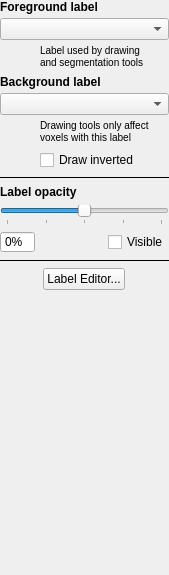
Before: the Qt Designer form GUI/Qt/Components/LabelInspector.ui in pyushkevich/itksnap, drawn with Qt 5.
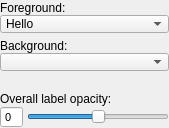
After: the same form once the commit is applied. Custom widgets are drawn as their Qt base class.

```diff
--- a/GUI/Qt/Components/LabelInspector.ui
+++ b/GUI/Qt/Components/LabelInspector.ui
@@ -7,7 +7,7 @@
     <x>0</x>
     <y>0</y>
     <width>169</width>
-    <height>575</height>
+    <height>128</height>
    </rect>
   </property>
   <property name="sizePolicy">
@@ -30,36 +30,46 @@
 font-size: 12px;
 }
 
-QAbstractItemView::item {
-  padding:4px;
+
+QComboBox {
+  font-size:12px;
+  padding: 0px 0px 0px 5px;
+}
+
+QSpinBox {
+font-size: 11px;
 }</string>
   </property>
   <layout class="QVBoxLayout" name="verticalLayout">
    <property name="spacing">
-    <number>-1</number>
+    <number>0</number>
    </property>
    <property name="margin">
     <number>0</number>
    </property>
-   <item>
-    <layout class="QVBoxLayout" name="verticalLayout_2">
-     <property name="spacing">
-      <number>4</number>
+   <property name="topMargin">
+    <number>0</number>
+   </property>
+   <property name="rightMargin">
+    <number>0</number>
+   </property>
+   <property name="bottomMargin">
+    <number>0</number>
      </property>
      <item>
       <widget class="QLabel" name="label">
        <property name="font">
         <font>
          <pointsize>-1</pointsize>
-         <weight>75</weight>
-         <bold>true</bold>
+       <weight>50</weight>
+       <bold>false</bold>
         </font>
        </property>
        <property name="styleSheet">
-        <string notr="true">font-weight:bold;</string>
+      <string notr="true"/>
        </property>
        <property name="text">
-        <string>Foreground label</string>
+      <string>Foreground:</string>
        </property>
       </widget>
      </item>
@@ -76,71 +86,43 @@
        <property name="insertPolicy">
         <enum>QComboBox::InsertAtBottom</enum>
        </property>
-      </widget>
-     </item>
      <item>
-      <layout class="QHBoxLayout" name="horizontalLayout_3">
-       <property name="spacing">
-        <number>0</number>
-       </property>
+      <property name="text">
+       <string>Hello</string>
+      </property>
+     </item>
+    </widget>
+   </item>
        <item>
-        <spacer name="horizontalSpacer">
+    <spacer name="verticalSpacer_2">
          <property name="orientation">
-          <enum>Qt::Horizontal</enum>
+      <enum>Qt::Vertical</enum>
          </property>
          <property name="sizeType">
           <enum>QSizePolicy::Fixed</enum>
          </property>
          <property name="sizeHint" stdset="0">
           <size>
-           <width>40</width>
-           <height>20</height>
+       <width>20</width>
+       <height>6</height>
           </size>
          </property>
         </spacer>
        </item>
-       <item>
-        <widget class="QLabel" name="label_3">
-         <property name="sizePolicy">
-          <sizepolicy hsizetype="Preferred" vsizetype="Preferred">
-           <horstretch>0</horstretch>
-           <verstretch>0</verstretch>
-          </sizepolicy>
-         </property>
-         <property name="styleSheet">
-          <string notr="true">font-size:10px;</string>
-         </property>
-         <property name="text">
-          <string>&lt;html&gt;&lt;head/&gt;&lt;body&gt;&lt;p&gt;Label used by drawing &lt;br/&gt;and segmentation tools&lt;/p&gt;&lt;/body&gt;&lt;/html&gt;</string>
-         </property>
-         <property name="wordWrap">
-          <bool>true</bool>
-         </property>
-        </widget>
-       </item>
-      </layout>
-     </item>
-    </layout>
-   </item>
-   <item>
-    <layout class="QVBoxLayout" name="verticalLayout_3">
-     <property name="spacing">
-      <number>4</number>
-     </property>
      <item>
       <widget class="QLabel" name="label_2">
        <property name="font">
         <font>
          <pointsize>-1</pointsize>
-         <weight>75</weight>
-         <bold>true</bold>
+       <weight>50</weight>
+       <bold>false</bold>
         </font>
        </property>
        <property name="styleSheet">
-        <string notr="true">font-weight:bold;</string>
+      <string notr="true"/>
        </property>
        <property name="text">
-        <string>Background label</string>
+      <string>Background:</string>
        </property>
       </widget>
      </item>
@@ -148,50 +130,6 @@
       <widget class="QComboBox" name="inBackLabel"/>
      </item>
      <item>
-      <layout class="QHBoxLayout" name="horizontalLayout_4">
-       <property name="spacing">
-        <number>0</number>
-       </property>
-       <item>
-        <spacer name="horizontalSpacer_2">
-         <property name="orientation">
-          <enum>Qt::Horizontal</enum>
-         </property>
-         <property name="sizeType">
-          <enum>QSizePolicy::Fixed</enum>
-         </property>
-         <property name="sizeHint" stdset="0">
-          <size>
-           <width>40</width>
-           <height>20</height>
-          </size>
-         </property>
-        </spacer>
-       </item>
-       <item>
-        <widget class="QLabel" name="label_4">
-         <property name="sizePolicy">
-          <sizepolicy hsizetype="Preferred" vsizetype="Preferred">
-           <horstretch>0</horstretch>
-           <verstretch>0</verstretch>
-          </sizepolicy>
-         </property>
-         <property name="styleSheet">
-          <string notr="true">font-size:10px;</string>
-         </property>
-         <property name="text">
-          <string>&lt;html&gt;&lt;head/&gt;&lt;body&gt;&lt;p&gt;Drawing tools only affect &lt;br/&gt;voxels with this label&lt;/p&gt;&lt;/body&gt;&lt;/html&gt;</string>
-         </property>
-         <property name="wordWrap">
-          <bool>true</bool>
-         </property>
-        </widget>
-       </item>
-      </layout>
-     </item>
-    </layout>
-   </item>
-   <item>
     <widget class="QWidget" name="widget_4" native="true">
      <layout class="QHBoxLayout" name="horizontalLayout_5">
       <property name="spacing">
@@ -200,75 +138,66 @@
       <property name="margin">
        <number>0</number>
       </property>
-      <item>
-       <spacer name="horizontalSpacer_4">
-        <property name="orientation">
-         <enum>Qt::Horizontal</enum>
-        </property>
-        <property name="sizeType">
-         <enum>QSizePolicy::Fixed</enum>
-        </property>
-        <property name="sizeHint" stdset="0">
-         <size>
-          <width>40</width>
-          <height>20</height>
-         </size>
-        </property>
-       </spacer>
-      </item>
-      <item>
-       <widget class="QCheckBox" name="cbInvert">
-        <property name="toolTip">
-         <string>&lt;!DOCTYPE HTML PUBLIC &quot;-//W3C//DTD HTML 4.0//EN&quot; &quot;http://www.w3.org/TR/REC-html40/strict.dtd&quot;&gt;
-&lt;html&gt;&lt;head&gt;&lt;meta name=&quot;qrichtext&quot; content=&quot;1&quot; /&gt;&lt;style type=&quot;text/css&quot;&gt;
-p, li { white-space: pre-wrap; }
-&lt;/style&gt;&lt;/head&gt;&lt;body style=&quot; font-family:'Helvetica'; font-size:12px; font-weight:400; font-style:normal;&quot;&gt;
-&lt;p style=&quot; margin-top:0px; margin-bottom:0px; margin-left:0px; margin-right:0px; -qt-block-indent:0; text-indent:0px;&quot;&gt;Inverts some segmentation operations, such as polygon drawing, by applying the segmentation to the outside of the drawn region, rather than inside.&lt;/p&gt;&lt;/body&gt;&lt;/html&gt;</string>
-        </property>
-        <property name="text">
-         <string>Draw inverted</string>
-        </property>
-       </widget>
-      </item>
+      <property name="topMargin">
+       <number>0</number>
+      </property>
+      <property name="rightMargin">
+       <number>0</number>
+      </property>
+      <property name="bottomMargin">
+       <number>0</number>
+      </property>
      </layout>
     </widget>
    </item>
-   <item>
-    <widget class="Line" name="line">
-     <property name="frameShadow">
-      <enum>QFrame::Plain</enum>
-     </property>
-     <property name="lineWidth">
-      <number>1</number>
-     </property>
-     <property name="midLineWidth">
-      <number>1</number>
-     </property>
-     <property name="orientation">
-      <enum>Qt::Horizontal</enum>
-     </property>
-    </widget>
-   </item>
    <item>
     <widget class="QWidget" name="widget" native="true">
      <layout class="QVBoxLayout" name="verticalLayout_4">
-      <property name="margin">
+      <property name="spacing">
        <number>0</number>
       </property>
+      <property name="leftMargin">
+       <number>0</number>
+      </property>
+      <property name="topMargin">
+       <number>0</number>
+      </property>
+      <property name="rightMargin">
+       <number>0</number>
+      </property>
+      <property name="bottomMargin">
+       <number>0</number>
+      </property>
+      <item>
+       <spacer name="verticalSpacer_3">
+        <property name="orientation">
+         <enum>Qt::Vertical</enum>
+        </property>
+        <property name="sizeType">
+         <enum>QSizePolicy::Fixed</enum>
+        </property>
+        <property name="sizeHint" stdset="0">
+         <size>
+          <width>20</width>
+          <height>6</height>
+         </size>
+        </property>
+       </spacer>
+      </item>
       <item>
        <widget class="QLabel" name="label_6">
         <property name="font">
          <font>
           <pointsize>-1</pointsize>
-          <weight>75</weight>
-          <bold>true</bold>
+          <weight>50</weight>
+          <bold>false</bold>
          </font>
         </property>
         <property name="styleSheet">
-         <string notr="true">font-weight:bold;</string>
+         <string notr="true"/>
         </property>
         <property name="text">
-         <string>Label opacity</string>
+         <string>Overall label opacity:</string>
         </property>
        </widget>
       </item>
@@ -281,6 +210,25 @@
          <property name="margin">
           <number>0</number>
          </property>
+         <property name="topMargin">
+          <number>0</number>
+         </property>
+         <property name="rightMargin">
+          <number>0</number>
+         </property>
+         <property name="bottomMargin">
+          <number>0</number>
+         </property>
+         <item>
+          <widget class="QSpinBox" name="inOpacityValue">
+           <property name="frame">
+            <bool>true</bool>
+           </property>
+           <property name="buttonSymbols">
+            <enum>QAbstractSpinBox::NoButtons</enum>
+           </property>
+          </widget>
+         </item>
          <item>
           <widget class="QSlider" name="inOpacity">
            <property name="toolTip">
@@ -313,7 +261,7 @@
             <enum>Qt::Horizontal</enum>
            </property>
            <property name="tickPosition">
-            <enum>QSlider::TicksBelow</enum>
+            <enum>QSlider::NoTicks</enum>
            </property>
            <property name="tickInterval">
             <number>25</number>
@@ -332,100 +280,23 @@
          <property name="margin">
           <number>0</number>
          </property>
-         <item>
-          <widget class="QSpinBox" name="inOpacityValue">
-           <property name="buttonSymbols">
-            <enum>QAbstractSpinBox::NoButtons</enum>
-           </property>
-           <property name="suffix">
-            <string>%</string>
-           </property>
-          </widget>
-         </item>
-         <item>
-          <spacer name="horizontalSpacer_6">
-           <property name="orientation">
-            <enum>Qt::Horizontal</enum>
-           </property>
-           <property name="sizeType">
-            <enum>QSizePolicy::Expanding</enum>
-           </property>
-           <property name="sizeHint" stdset="0">
-            <size>
-             <width>5</width>
-             <height>17</height>
-            </size>
-           </property>
-          </spacer>
-         </item>
-         <item>
-          <widget class="QCheckBox" name="chkVisible">
-           <property name="text">
-            <string>Visible</string>
-           </property>
-          </widget>
-         </item>
+         <property name="topMargin">
+          <number>0</number>
+         </property>
+         <property name="rightMargin">
+          <number>0</number>
+         </property>
+         <property name="bottomMargin">
+          <number>0</number>
+         </property>
         </layout>
        </widget>
       </item>
      </layout>
     </widget>
    </item>
-   <item>
-    <widget class="Line" name="line_2">
-     <property name="frameShadow">
-      <enum>QFrame::Plain</enum>
-     </property>
-     <property name="lineWidth">
-      <number>1</number>
-     </property>
-     <property name="midLineWidth">
-      <number>1</number>
-     </property>
-     <property name="orientation">
-      <enum>Qt::Horizontal</enum>
-     </property>
-    </widget>
-   </item>
-   <item>
-    <layout class="QHBoxLayout" name="horizontalLayout">
-     <item>
-      <widget class="QActionButton" name="btnEdit">
-       <property name="sizePolicy">
-        <sizepolicy hsizetype="Fixed" vsizetype="Fixed">
-         <horstretch>0</horstretch>
-         <verstretch>0</verstretch>
-        </sizepolicy>
-       </property>
-       <property name="text">
-        <string>Label Editor...</string>
-       </property>
-      </widget>
-     </item>
-    </layout>
-   </item>
-   <item>
-    <spacer name="verticalSpacer">
-     <property name="orientation">
-      <enum>Qt::Vertical</enum>
-     </property>
-     <property name="sizeHint" stdset="0">
-      <size>
-       <width>20</width>
-       <height>40</height>
-      </size>
-     </property>
-    </spacer>
-   </item>
-  </layout>
+  </layout>
  </widget>
- <customwidgets>
-  <customwidget>
-   <class>QActionButton</class>
-   <extends>QPushButton</extends>
-   <header location="global">QActionButton.h</header>
-  </customwidget>
- </customwidgets>
  <resources/>
  <connections/>
 </ui>
```
Left out of the diff: 8 changed lines with no effect on the pictures. Lines whose indentation alone changed are shown as unchanged.
